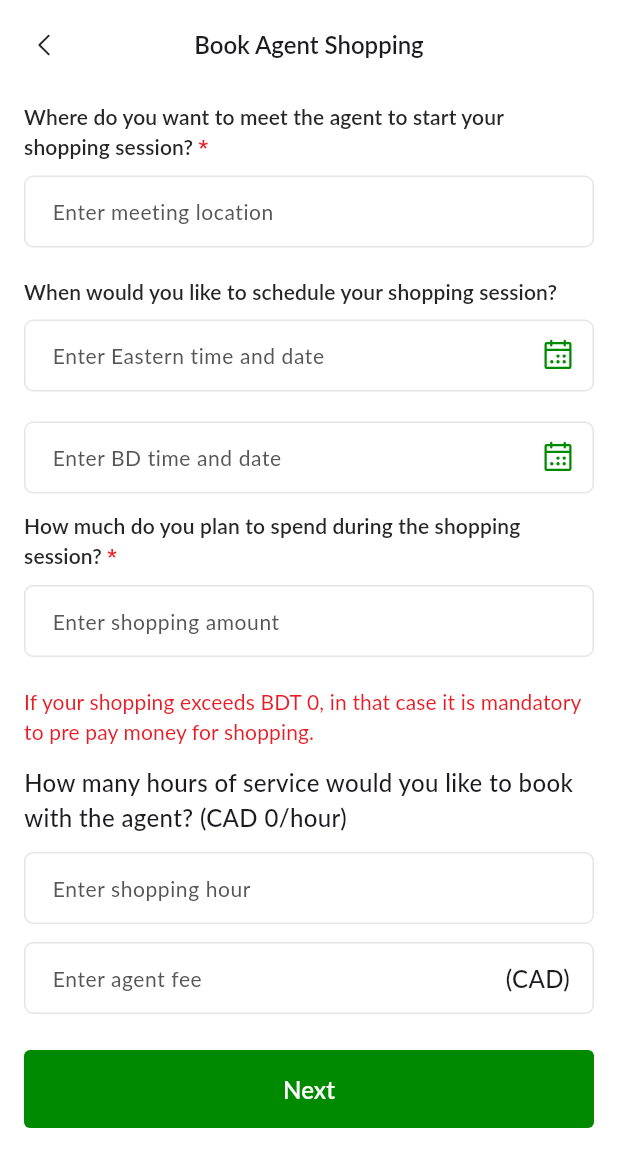
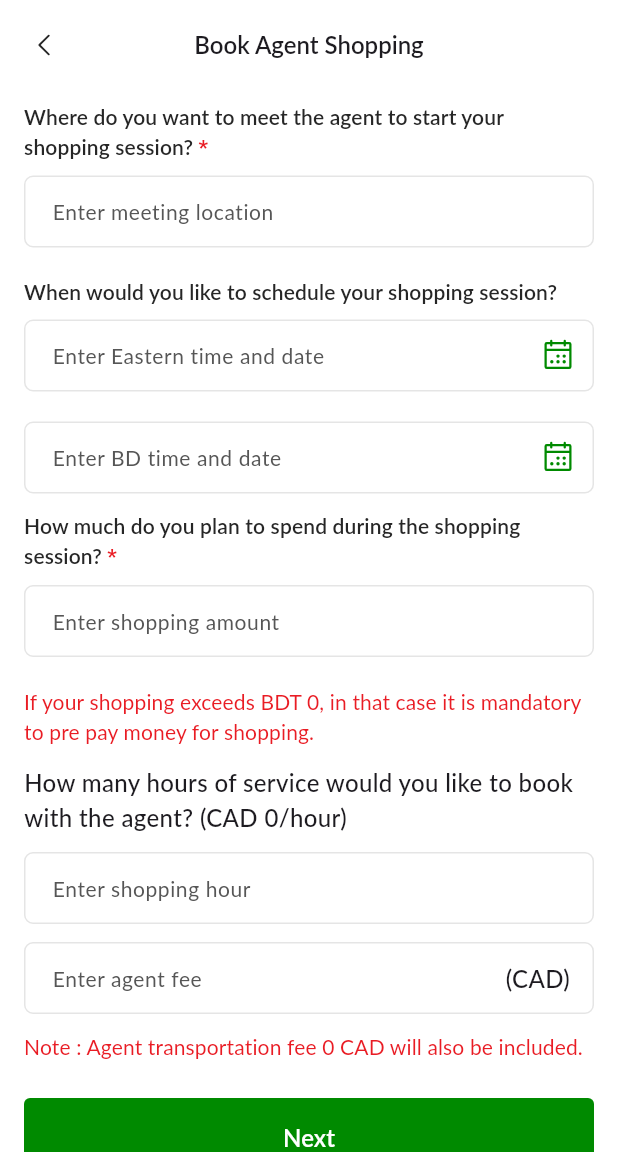
Before and after one commit to faysal-zaag/sheba-plus-app, a Flutter app: the AgentShoppingOrderInfoScreen screen opened by its route, scrolled down 254 dp, on a phone screen of 412 x 824 dp, the part 84-1236 px from its top. Run offline on Flutter 3.47's test engine with Material 3 defaults, Android fonts, the phone set to English and light mode, and no system bars; drawn by our look-alikes of toastification; our stand-ins replace cached_network_image, carousel_slider, connectivity_plus, device_preview, dio, dotted_line and 18 more; missing offline and left inert: flutter_facebook_auth, side_sheet; accounts and stored records are empty; network calls fail.

```diff
--- a/lib/data/api/api_urls.dart
+++ b/lib/data/api/api_urls.dart
@@ -51,6 +51,7 @@ class ApiUrls {
   //Agent Booking service
   static const String createAgentBooking = "$securedApiUrl/orders/create/agent-booking";
   static const String updateAgentBookingSchedule = "$securedApiUrl/orders/schedule/update/id";
+  static const String extendMeetingOrAmountApiUrl = "$securedApiUrl/orders/agent-order/update/extend-meeting/or-amount";
 
   //Display Service
   static const String getAllDisplayServiceProductsApiUrl = "$baseApiUrl/products";
--- a/lib/models/order/order.dart
+++ b/lib/models/order/order.dart
@@ -1,5 +1,6 @@
 import 'package:freezed_annotation/freezed_annotation.dart';
 import 'package:sheba_plus/models/address/address.dart';
+import 'package:sheba_plus/models/agent-meeting/agent_meeting.dart';
 import 'package:sheba_plus/models/invoice/invoice.dart';
 import 'package:sheba_plus/models/shopping-details/shopping_details.dart';
 
@@ -17,7 +18,7 @@ class Order with _$Order {
     @Default(0) num customerAchievedPoint,
     @Default(0) num currentCadRate,
     @Default(false) bool paid,
-    @Default(0) num hourBooked,
+    @Default(AgentMeeting()) AgentMeeting agentMeeting,
     @Default(Invoice()) Invoice invoice,
     @Default(Address()) Address dropOffAddress,
     @Default([]) List<ShoppingDetails> shoppingDetailsList,
--- a/lib/models/setting/config.dart
+++ b/lib/models/setting/config.dart
@@ -6,18 +6,19 @@ part 'config.g.dart';
 @freezed
 class Config with _$Config {
   const factory Config({
-    @Default(0) int createdAt,
-    @Default(0) int updatedAt,
-    @Default(0) int id,
-    @Default(0) int maxBudget,
-    @Default(0) int hourlyRates,
-    @Default(0.0) double tax,
-    @Default(0.0) double vat,
+    @Default(0) num createdAt,
+    @Default(0) num updatedAt,
+    @Default(0) num id,
+    @Default(0) num maxBudget,
+    @Default(0) num hourlyRates,
+    @Default(0) num tax,
+    @Default(0) num vat,
     @Default('CAD') String currency,
-    @Default(1.0) double currencyConversionRate,
-    @Default(0) int dropOffCharge,
-    @Default(0) int referralPoint,
-    @Default(0) int referralPointConversionRate,
+    @Default(1) num currencyConversionRate,
+    @Default(0) num agentTransportationFee,
+    @Default(0) num dropOffCharge,
+    @Default(0) num referralPoint,
+    @Default(0) num referralPointConversionRate,
   }) = _Config;
 
   factory Config.fromJson(Map<String, dynamic> json) => _$ConfigFromJson(json);
--- a/lib/view/global_texts.dart
+++ b/lib/view/global_texts.dart
@@ -10,6 +10,7 @@ class GlobalTexts {
   static String get thisFieldIsRequired => "thisFieldIsRequired".tr;
   static String get continueText => "continueText".tr;
   static String get next => "next".tr;
+  static String get apply => "apply".tr;
   static String get yes => "yes".tr;
   static String get no => "no".tr;
   static String get pending => "pending".tr;
--- a/lib/view/languages/bn.dart
+++ b/lib/view/languages/bn.dart
@@ -10,6 +10,7 @@ final Map<String, String> bn = {
   "continueText": "চালিয়ে যান",
   "next": "পরবর্তী",
   "yes": "হ্যাঁ",
+  "apply": "এপ্লাই",
   "no": "না",
   "noData": "কোন ডাটা নেই",
   "proceed": "",
--- a/lib/view/languages/en.dart
+++ b/lib/view/languages/en.dart
@@ -11,6 +11,7 @@ final Map<String, String> en = {
   "thisFieldIsRequired": "This field is required",
   "continueText": "Continue",
   "next": "Next",
+  "apply": "Apply",
   "yes": "Yes",
   "no": "No",
   "noData": "No data",
--- a/lib/view/profile/notification/controller/notification_controller.dart
+++ b/lib/view/profile/notification/controller/notification_controller.dart
@@ -175,7 +175,7 @@ class NotificationController extends GetxController {
   }
 
   String headerFooter({required UserNotification notification, required String body}) {
-    return "Hi ${notification.user?.firstName}, $body \n\nRegards,\nDS.ComTeam";
+    return "Hi ${notification.user?.firstName}, $body \n\nRegards,\nSheba Plus Team";
   }
 
   String commonMessage({required UserNotification notification}) {
@@ -213,7 +213,7 @@ class NotificationController extends GetxController {
   }
 
   String getMeetingStartedNotificationMessage({required UserNotification notification}) {
-    return headerFooter(notification: notification, body: "\n\n${notification.details}");
+    return headerFooter(notification: notification, body: "\n\nThe meeting is starting now! Click the 'Join' button to enter.");
   }
 
   String getShoppingDetailsNotificationMessage({required UserNotification notification}) {
--- a/lib/view/services/agent-shopping/agent_shopping_texts.dart
+++ b/lib/view/services/agent-shopping/agent_shopping_texts.dart
@@ -10,10 +10,16 @@ class AgentShoppingTexts{
   static String bdTimeHintText = "Enter BD time and date".tr;
   static String spendAmount = "How much do you plan to spend during the shopping session?".tr;
   static String spendAmountHintText = "Enter shopping amount".tr;
-  static String prePaymentWarningMessage ({required int maxValue}) => "If your shopping exceeds BDT $maxValue, in that case it is mandatory to pre pay money for shopping.".tr;
-  static String serviceDuration ({required int hourlyRates}) => "How many hours of service would you like to book with the agent? (CAD $hourlyRates/hour)".tr;
+  static String prePaymentWarningMessage ({required num maxValue}) => "If your shopping exceeds BDT $maxValue, in that case it is mandatory to pre pay money for shopping.".tr;
+  static String agentTransportationFeeMessage ({required num fee}) => "Note : Agent transportation fee $fee CAD will also be included.".tr;
+  static String serviceDuration ({required num hourlyRates}) => "How many hours of service would you like to book with the agent? (CAD $hourlyRates/hour)".tr;
   static String serviceDurationHintText = "Enter shopping hour".tr;
   static String serviceDurationCostHintText = "Enter agent fee".tr;
+  static String havePromoCode = "Have Promo Code ?".tr;
+  static String previousBudget = "Previous Budget".tr;
+  static String totalBudget = "Total Budget".tr;
+  static String totalPayable = "Total Payable".tr;
+  static String enterPromoCodeHere = "Enter promo code here".tr;
   static String dropOffServiceNotEnabledMessage = "Since you didn’t select a drop-off option, you will need to collect your product from our Canada office. Once your product arrives, we will notify you, and you can pick it up at your convenience.".tr;
 
   // shopping details
--- a/lib/view/services/agent-shopping/widget/agent_shopping_order_info_form.dart
+++ b/lib/view/services/agent-shopping/widget/agent_shopping_order_info_form.dart
@@ -4,24 +4,20 @@ import 'package:intl/intl.dart';
 import 'package:phosphor_flutter/phosphor_flutter.dart';
 import 'package:sheba_plus/controllers/global_controller.dart';
 import 'package:sheba_plus/utils/constant/app_colors.dart';
-import 'package:sheba_plus/utils/constant/app_constants.dart';
 import 'package:sheba_plus/utils/constant/app_paddings.dart';
 import 'package:sheba_plus/utils/constant/sizedbox_extension.dart';
-import 'package:sheba_plus/utils/formatters/date_formatters.dart';
-import 'package:sheba_plus/utils/formatters/date_formatters.dart';
-import 'package:sheba_plus/utils/formatters/date_formatters.dart';
 import 'package:sheba_plus/utils/formatters/date_formatters.dart';
 import 'package:sheba_plus/utils/formatters/input_formatters.dart';
 import 'package:sheba_plus/utils/routes/routes.dart';
 import 'package:sheba_plus/utils/validators/input_validators.dart';
 import 'package:sheba_plus/view/auth/controller/auth_controller.dart';
-import 'package:sheba_plus/view/profile/saved-address/controller/address_controller.dart';
-import 'package:sheba_plus/view/services/agent-shopping/agent_shopping_texts.dart';
-import 'package:sheba_plus/view/services/agent-shopping/controller/agent_shopping_controller.dart';
 import 'package:sheba_plus/view/components/custom_primary_button.dart';
 import 'package:sheba_plus/view/components/custom_text_field.dart';
 import 'package:sheba_plus/view/components/text_field_with_label.dart';
 import 'package:sheba_plus/view/global_texts.dart';
+import 'package:sheba_plus/view/profile/saved-address/controller/address_controller.dart';
+import 'package:sheba_plus/view/services/agent-shopping/agent_shopping_texts.dart';
+import 'package:sheba_plus/view/services/agent-shopping/controller/agent_shopping_controller.dart';
 
 class AgentShoppingOrderInfoForm extends StatefulWidget {
   const AgentShoppingOrderInfoForm({super.key});
@@ -106,7 +102,7 @@ class _AgentShoppingOrderInfoFormState extends State<AgentShoppingOrderInfoForm>
             ),
             Obx(
               () => Text(
-                AgentShoppingTexts.prePaymentWarningMessage(maxValue: globalController.globalConfig.value.maxBudget ?? 0),
+                AgentShoppingTexts.prePaymentWarningMessage(maxValue: globalController.globalConfig.value.maxBudget),
                 style: Theme.of(context).textTheme.titleSmall?.copyWith(color: AppColors.error),
               ),
             ),
@@ -149,6 +145,13 @@ class _AgentShoppingOrderInfoFormState extends State<AgentShoppingOrderInfoForm>
                 }
                 return null;
               },
+            ),
+            12.kH,
+            Obx(
+                  () => Text(
+                AgentShoppingTexts.agentTransportationFeeMessage(fee: globalController.globalConfig.value.agentTransportationFee),
+                style: Theme.of(context).textTheme.titleSmall?.copyWith(color: AppColors.error),
+              ),
             ),
             24.kH,
             CustomPrimaryButton(
--- a/lib/view/services/partial_checkout_texts.dart
+++ b/lib/view/services/partial_checkout_texts.dart
@@ -17,6 +17,7 @@ class PartialCheckoutTexts {
   static String shippingCost = "Shipping Cost".tr;
   static String dropOffCost = "Drop-off Cost".tr;
   static String dropOffService = "Drop-OFF Service".tr;
+  static String promoDiscount = "Promo Discount".tr;
   static String orderTotal = "Order Total".tr;
   static String makePaymentAndConfirm = "Make Payment & Confirm".tr;
   static String makePayment = "Make Payment".tr;
```
Also changed, not shown: lib/models/agent-meeting/agent_meeting.dart (added, +22 -0 lines), lib/view/profile/notification/widget/extend_meeting_time_bottom_sheet.dart (+13 -8 lines), lib/view/profile/notification/widget/meeting_time_extend_form.dart (+61 -3 lines), lib/view/profile/order-history/order_details_screen.dart (+78 -57 lines), lib/view/services/agent-shopping/controller/agent_shopping_controller.dart (+21 -0 lines), lib/view/services/partial_checkout_screen.dart (+28 -5 lines), lib/view/services/widget/order_summary.dart (+11 -4 lines), lib/view_model/repositories/agent_shopping.repository.dart (+7 -0 lines), lib/models/agent-meeting/agent_meeting.freezed.dart (added), lib/models/agent-meeting/agent_meeting.g.dart (added), lib/models/order/order.freezed.dart, lib/models/order/order.g.dart, lib/models/setting/config.freezed.dart, lib/models/setting/config.g.dart.
